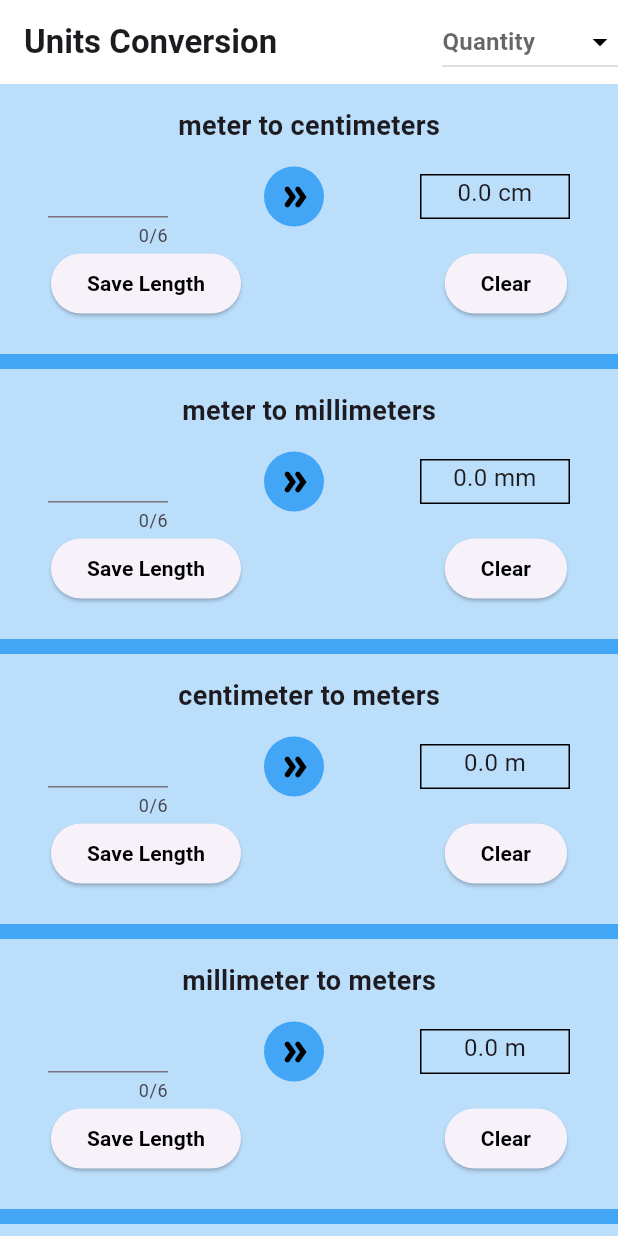
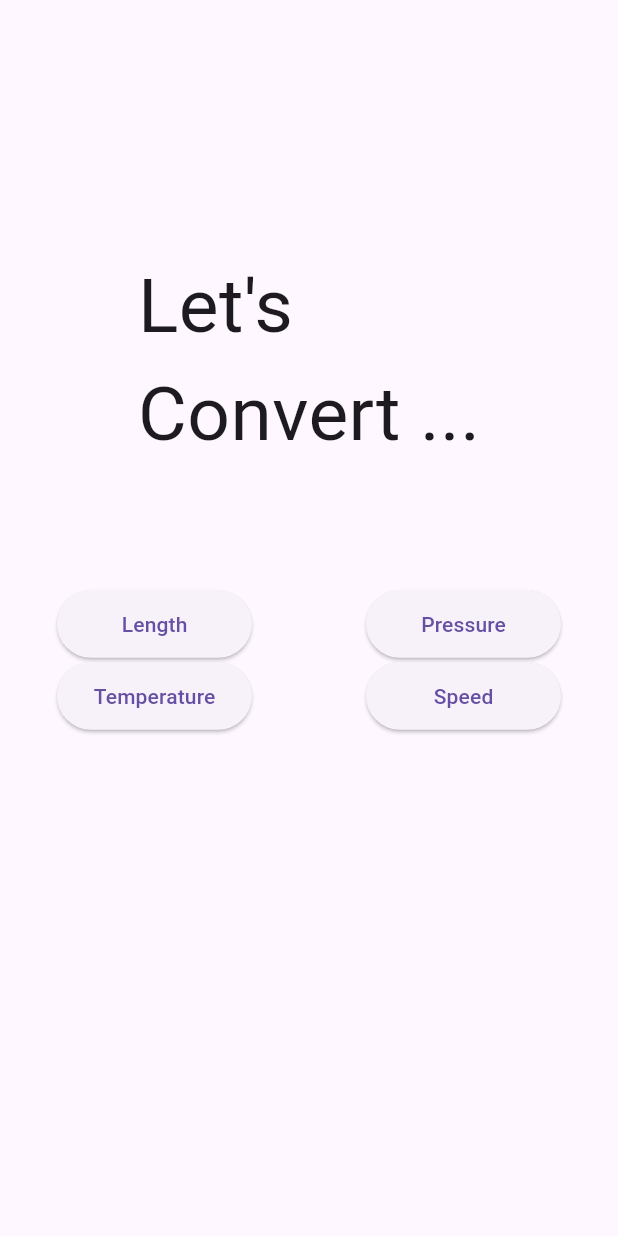
Before and after one commit to MoemenMohamed/Units-Conversion, a Flutter app: the screen it shows after launch, on a phone screen of 412 x 824 dp. Run offline on Flutter 3.47's test engine with Material 3 defaults, Android fonts, the phone set to English and light mode, and no system bars.

Commit message:
third commit

```diff
--- a/lib/extras.dart
+++ b/lib/extras.dart
@@ -1,40 +1,7 @@
-class ConversionData {
-  String convTitle;
-  double convFactor;
-  String convString;
+import 'widgets/custom_temp_conv_class.dart';
 
-  ConversionData(
-      {required this.convTitle,
-      required this.convFactor,
-      required this.convString});
-}
-
-List<ConversionData> convData = [
-  ConversionData(
-      convTitle: "meter to centimeters", convFactor: 100, convString: "cm"),
-  ConversionData(
-      convTitle: "meter to millimeters", convFactor: 1000, convString: "mm"),
-  ConversionData(
-      convTitle: "centimeter to meters", convFactor: 0.01, convString: "m"),
-  ConversionData(
-      convTitle: "millimeter to meters", convFactor: 0.001, convString: "m"),
-  ConversionData(
-      convTitle: "meters to micrometers", convFactor: 1000000, convString: "um")
+List<TempCustomConversionUnit> tempTiles = [
+TempCustomConversionUnit(convTitle: "Celsius to Kelvin",convUnit: "k",factor1:1,factor2: 273.15 ),
+TempCustomConversionUnit(convTitle: "Celsius to Fahrenheit",convUnit: "F",factor1:9/5,factor2: 32 ),
+TempCustomConversionUnit(convTitle: "Kelvin to Celsius",convUnit: "C",factor1:1,factor2: -273.15 ),
 ];
-
-class ConversionDataPressure {
-  String convTitleP;
-  double convFactorP;
-  String convStringP;
-
-  ConversionDataPressure(
-      {required this.convTitleP,
-      required this.convFactorP,
-      required this.convStringP});
-}
-
-List<ConversionDataPressure> convPressureData = [
-  ConversionDataPressure(convTitleP: "pascal to bar", convFactorP: 0.00001, convStringP: "bar"),
-  ConversionDataPressure(convTitleP: "bar to pascal", convFactorP: 100000, convStringP: "pa"),
-  ConversionDataPressure(convTitleP: "bar to atm", convFactorP: 0.986923, convStringP: "atm"),
-];
--- a/lib/screens/home_screen.dart
+++ b/lib/screens/home_screen.dart
@@ -1,9 +1,8 @@
 import 'package:flutter/material.dart';
-import 'package:p_test/extras.dart';
-import 'package:p_test/screens/pressure_conversion.dart';
-import 'package:p_test/widgets/customPageUnit.dart';
 
 import 'about_us.dart';
+
+import 'temperature_conversion.dart';
 
 class HomePage extends StatelessWidget {
   const HomePage({super.key});
@@ -12,58 +11,70 @@ class HomePage extends StatelessWidget {
   Widget build(BuildContext context) {
     // TODO: implement build
     return Scaffold(
-      appBar: AppBar(
-        backgroundColor: Colors.white,
-        title: const Text(
-          "Units Conversion",
-          style: TextStyle(fontWeight: FontWeight.bold),
+      body: SafeArea(
+          child: Center(
+        child: Column(
+          mainAxisAlignment: MainAxisAlignment.center,
+          children: [
+            const Spacer(
+              flex: 1,
             ),
-        centerTitle: false,
-        actions: [
-          DropdownButton<String>(
-            hint: const Text(
-              "Quantity",
-              style: TextStyle(fontWeight: FontWeight.bold),
+            const Text(
+              "Let's \nConvert ...",
+              style: TextStyle(fontSize: 50),
             ),
-            iconEnabledColor: Colors.black,
-            items: <String>['Length', 'Temperature', 'Pressure', "About Us"]
-                .map((String value) {
-              return DropdownMenuItem<String>(
-                value: value,
-                child: Text(
-                  value,
-                  style: TextStyle(color: Colors.black),
+            const SizedBox(
+              height: 80,
             ),
-              );
-            }).toList(),
-            onChanged: (_selectedData) {
-              Navigator.push(context, MaterialPageRoute(builder: (context) {
-                if (_selectedData == "Pressure") {
-                  return PressureConv();
-                }
-                return AboutUs();
+            Row(
+              mainAxisAlignment: MainAxisAlignment.spaceAround,
+              children: [
+                ElevatedButton(
+                  onPressed: () {
+                    Navigator.push(context,
+                        MaterialPageRoute(builder: (context) {
+                      return Placeholder();
                     }));
                   },
+                  child: Text("Length"),
+                  style: ElevatedButton.styleFrom(minimumSize: Size(130, 45)),
+                ),
+                ElevatedButton(
+                    onPressed: () {
+                      Navigator.push(context,
+                          MaterialPageRoute(builder: (context) {
+                        return Placeholder();
+                      }));
+                    },
+                    child: Text("Pressure"),
+                    style: ElevatedButton.styleFrom(minimumSize: Size(130, 45)))
+              ],
+            ),
+            Row(
+              mainAxisAlignment: MainAxisAlignment.spaceAround,
+              children: [
+                ElevatedButton(
+                    onPressed: () {
+                      Navigator.push(context, MaterialPageRoute(builder: (context){
+                        return TemperatureConversion();
+                      }));
+                    },
+                    child: const Text("Temperature"),
+                    style:
+                        ElevatedButton.styleFrom(minimumSize: Size(130, 45))),
+                ElevatedButton(
+                    onPressed: () {},
+                    style: ElevatedButton.styleFrom(minimumSize: Size(130, 45)),
+                    child: const Text("Speed"),
                     )
               ],
             ),
-      body: ListView.separated(
-        separatorBuilder: (context, index) {
-          return Container(
-            color: Colors.blue.shade400,
-            height: 10,
-            width: 200,
-          );
-        },
-        itemBuilder: (context, index) {
-          return UnitConversion(
-            convFactors: convData[index].convFactor,
-            convTitles: convData[index].convTitle,
-            convString: convData[index].convString,
-          );
-        },
-        itemCount: convData.length,
+            const Spacer(
+              flex: 2,
             ),
+          ],
+        ),
+      )),
     );
   }
 }
--- a/lib/widgets/customPageUnit.dart
+++ /dev/null
@@ -1,124 +0,0 @@
-import 'package:flutter/material.dart';
-
-class UnitConversion extends StatefulWidget {
-  final String convTitles;
-  final double convFactors;
-  final String convString;
-
-  const UnitConversion(
-      {super.key,
-      required this.convTitles,
-      required this.convFactors,
-      required this.convString});
-
-  @override
-  State<UnitConversion> createState() => _UnitConversionState();
-}
-
-class _UnitConversionState extends State<UnitConversion> {
-  double tempResult = 0.0;
-
-  String tempData = "";
-
-  String resultData = "0.0";
-
-  var inputData = TextEditingController();
-
-  @override
-  Widget build(BuildContext context) {
-    // TODO: implement build
-    return Container(
-      padding: const EdgeInsets.only(top: 15),
-      height: 180,
-      decoration: BoxDecoration(
-        color: Colors.blue.shade100,
-      ),
-      child: Column(
-        children: [
-          Text(
-            widget.convTitles,
-            style: const TextStyle(fontSize: 18, fontWeight: FontWeight.bold),
-          ),
-          Row(
-            crossAxisAlignment: CrossAxisAlignment.center,
-            mainAxisAlignment: MainAxisAlignment.spaceAround,
-            children: [
-              Container(
-                width: 80,
-                child: TextField(
-                  controller: inputData,
-                  onChanged: (value) {
-                    tempData = value;
-                  },
-                  //enabled: false,
-                  keyboardType: TextInputType.number,
-                  maxLength: 6,
-                ),
-              ),
-              CircleAvatar(
-                backgroundColor: Colors.blue.shade400,
-                child: IconButton(
-                  color: Colors.blueGrey.shade200,
-                  onPressed: () {
-                    setState(() {});
-                    resultData = (double.parse(tempData) * widget.convFactors)
-                        .toString();
-                  },
-                  icon: const Icon(
-                    Icons.double_arrow_rounded,
-                    color: Colors.black,
-                  ),
-                ),
-              ),
-              Container(
-                width: 100,
-                height: 30,
-                decoration: BoxDecoration(border: Border.all()),
-                child: Text(
-                  "$resultData ${widget.convString}",
-                  textAlign: TextAlign.center,
-                  style: TextStyle(fontSize: 16),
-                ),
-              ),
-            ],
-          ),
-          Row(
-            children: [
-              Spacer(
-                flex: 1,
-              ),
-              ElevatedButton(
-                  onPressed: () {
-                    tempResult = double.parse(widget.convString);
-                  },
-                  child: Text(
-                    "Save Length",
-                    style: TextStyle(
-                        fontWeight: FontWeight.bold,
-                        color: Colors.black,
-                        fontSize: 14),
-                  )),
-              Spacer(
-                flex: 4,
-              ),
-              ElevatedButton(
-                  onPressed: () {
-                    inputData.text = "";
-                  },
-                  child: Text(
-                    "Clear",
-                    style: TextStyle(
-                        fontWeight: FontWeight.bold,
-                        color: Colors.black,
-                        fontSize: 14),
-                  )),
-              Spacer(
-                flex: 1,
-              ),
-            ],
-          )
-        ],
-      ),
-    );
-  }
-}
--- /dev/null
+++ b/lib/widgets/custom_conv_class.dart
@@ -0,0 +1,6 @@
+
+class CustomConversionUnit{
+  String convTitle;
+  String convUnit;
+  CustomConversionUnit({required this.convTitle, required this.convUnit});
+}
```
Also changed, not shown: lib/screens/pressure_conversion.dart (deleted, +0 -33 lines), lib/screens/temperature_conversion.dart (added, +110 -0 lines), lib/widgets/custom_length_conv_class.dart (added, +16 -0 lines), lib/widgets/custom_pressure_conv_class.dart (added, +16 -0 lines), lib/widgets/custom_temp_conv_class.dart (added, +17 -0 lines). Lines whose indentation alone changed are shown as unchanged.
